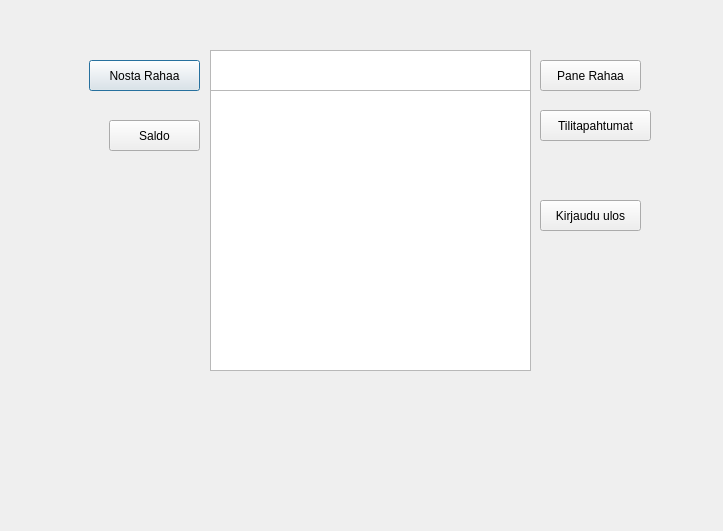
Qt form bankautomat/toimintosivu.ui (tvt21kmo-bank-project/group_6) before a commit.
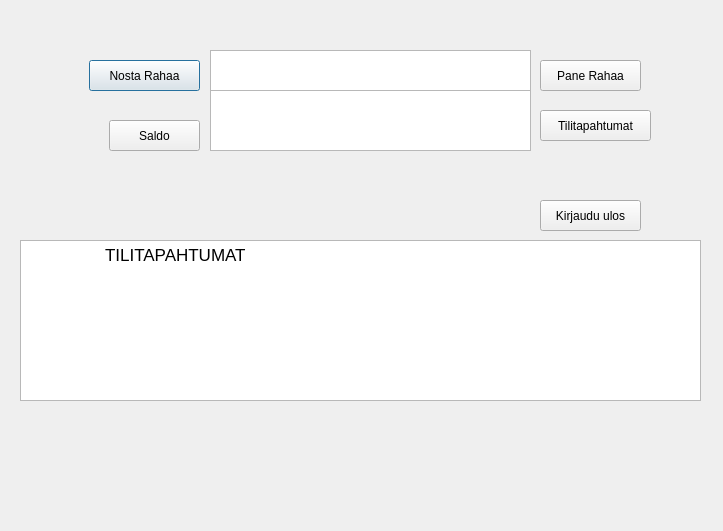
The same form after that commit.

Commit message: Tilitapahtumat esiin

```diff
--- a/bankautomat/toimintosivu.ui
+++ b/bankautomat/toimintosivu.ui
@@ -84,7 +84,7 @@
      <x>210</x>
      <y>90</y>
      <width>321</width>
-     <height>281</height>
+     <height>61</height>
     </rect>
    </property>
   </widget>
@@ -98,6 +98,23 @@
     </rect>
    </property>
   </widget>
+  <widget class="QTextBrowser" name="textBrowserTiliTapahtumat">
+   <property name="geometry">
+    <rect>
+     <x>20</x>
+     <y>240</y>
+     <width>681</width>
+     <height>161</height>
+    </rect>
+   </property>
+   <property name="html">
+    <string>&lt;!DOCTYPE HTML PUBLIC &quot;-//W3C//DTD HTML 4.0//EN&quot; &quot;http://www.w3.org/TR/REC-html40/strict.dtd&quot;&gt;
+&lt;html&gt;&lt;head&gt;&lt;meta name=&quot;qrichtext&quot; content=&quot;1&quot; /&gt;&lt;style type=&quot;text/css&quot;&gt;
+p, li { white-space: pre-wrap; }
+&lt;/style&gt;&lt;/head&gt;&lt;body style=&quot; font-family:'.AppleSystemUIFont'; font-size:13pt; font-weight:400; font-style:normal;&quot;&gt;
+&lt;p style=&quot; margin-top:0px; margin-bottom:0px; margin-left:0px; margin-right:0px; -qt-block-indent:0; text-indent:0px;&quot;&gt;	TILITAPAHTUMAT&lt;/p&gt;&lt;/body&gt;&lt;/html&gt;</string>
+   </property>
+  </widget>
  </widget>
  <resources/>
  <connections/>
```
The commit also changes 6 other files.
